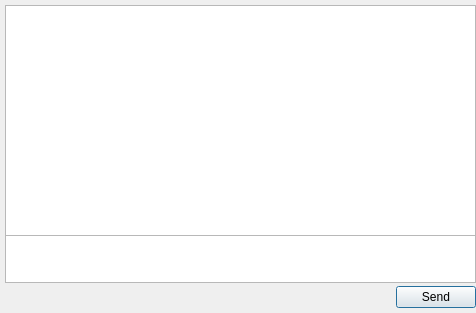
Qt form ui/chatdialog.ui (shaan7/Kapotah) before a commit.
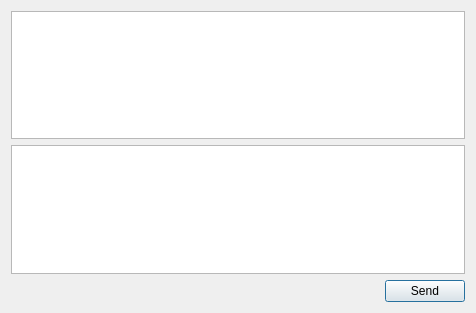
The same form after that commit.

What changed in the file:
```diff
--- a/ui/chatdialog.ui
+++ b/ui/chatdialog.ui
@@ -13,44 +13,31 @@
   <property name="windowTitle">
    <string>Dialog</string>
   </property>
-  <widget class="QPlainTextEdit" name="messageEdit">
-   <property name="geometry">
-    <rect>
-     <x>5</x>
-     <y>232</y>
-     <width>471</width>
-     <height>51</height>
-    </rect>
-   </property>
-   <property name="sizePolicy">
-    <sizepolicy hsizetype="Expanding" vsizetype="Maximum">
-     <horstretch>0</horstretch>
-     <verstretch>0</verstretch>
-    </sizepolicy>
-   </property>
-  </widget>
+  <layout class="QVBoxLayout" name="verticalLayout">
+   <item>
   <widget class="QPlainTextEdit" name="messageDisplay">
-   <property name="geometry">
-    <rect>
-     <x>5</x>
-     <y>5</y>
-     <width>471</width>
-     <height>231</height>
-    </rect>
-   </property>
    <property name="readOnly">
     <bool>true</bool>
    </property>
   </widget>
-  <widget class="QWidget" name="layoutWidget">
-   <property name="geometry">
-    <rect>
-     <x>5</x>
-     <y>282</y>
-     <width>471</width>
-     <height>31</height>
-    </rect>
-   </property>
+   </item>
+   <item>
+    <widget class="QPlainTextEdit" name="messageEdit">
+     <property name="sizePolicy">
+      <sizepolicy hsizetype="Expanding" vsizetype="Maximum">
+       <horstretch>0</horstretch>
+       <verstretch>0</verstretch>
+      </sizepolicy>
+     </property>
+     <property name="baseSize">
+      <size>
+       <width>0</width>
+       <height>0</height>
+      </size>
+     </property>
+    </widget>
+   </item>
+   <item>
    <layout class="QHBoxLayout" name="horizontalLayout">
     <item>
      <widget class="QLabel" name="peerStatus">
@@ -94,7 +81,8 @@
      </widget>
     </item>
    </layout>
-  </widget>
+   </item>
+  </layout>
  </widget>
  <tabstops>
   <tabstop>messageDisplay</tabstop>
```
Lines whose indentation alone changed are shown as unchanged.
